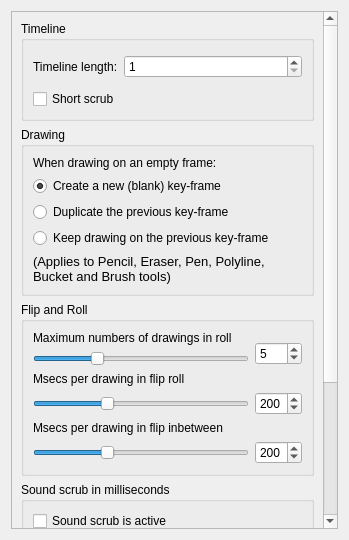
This is app/ui/timelinepage.ui in pencil2d/pencil as Qt 5 draws it before an edit. The edited form follows.
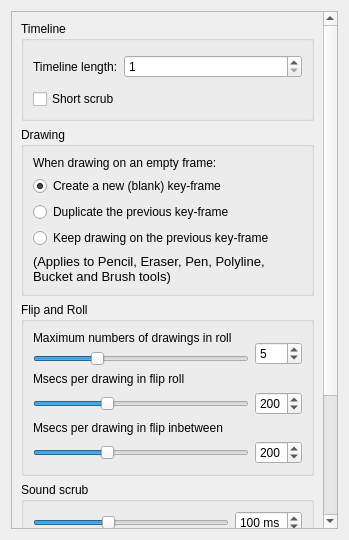
This is the edited form.

Commit message: Toggle sound scrub on timeline

What changed in the file:
```diff
--- a/app/ui/timelinepage.ui
+++ b/app/ui/timelinepage.ui
@@ -26,9 +26,9 @@
       <property name="geometry">
        <rect>
         <x>0</x>
-        <y>-217</y>
-        <width>315</width>
-        <height>737</height>
+        <y>-213</y>
+        <width>305</width>
+        <height>729</height>
        </rect>
       </property>
       <layout class="QVBoxLayout" name="verticalLayout_4">
@@ -266,16 +266,9 @@
        <item>
         <widget class="QGroupBox" name="soundScrubBox">
          <property name="title">
-          <string>Sound scrub in milliseconds</string>
+          <string>Sound scrub</string>
          </property>
          <layout class="QVBoxLayout" name="verticalLayout_3">
-          <item>
-           <widget class="QCheckBox" name="soundScrubCheckBox">
-            <property name="text">
-             <string>Sound scrub is active</string>
-            </property>
-           </widget>
-          </item>
           <item>
            <layout class="QHBoxLayout" name="horizontalLayout_3">
             <item>
```
The commit also changes 7 other files.
